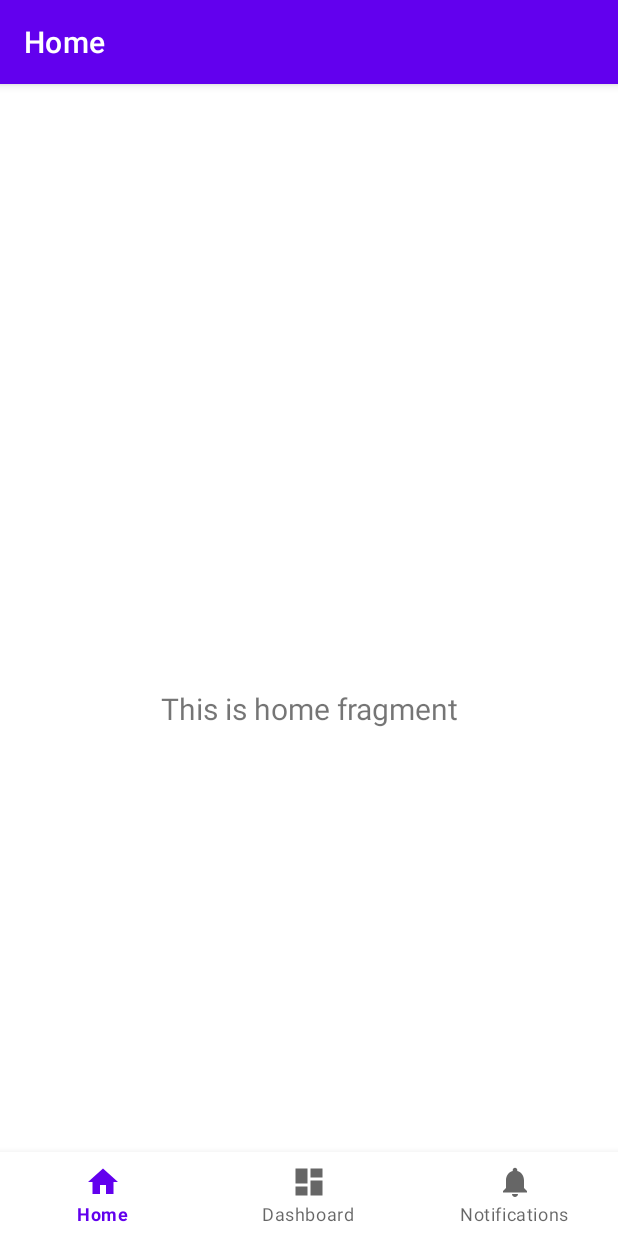
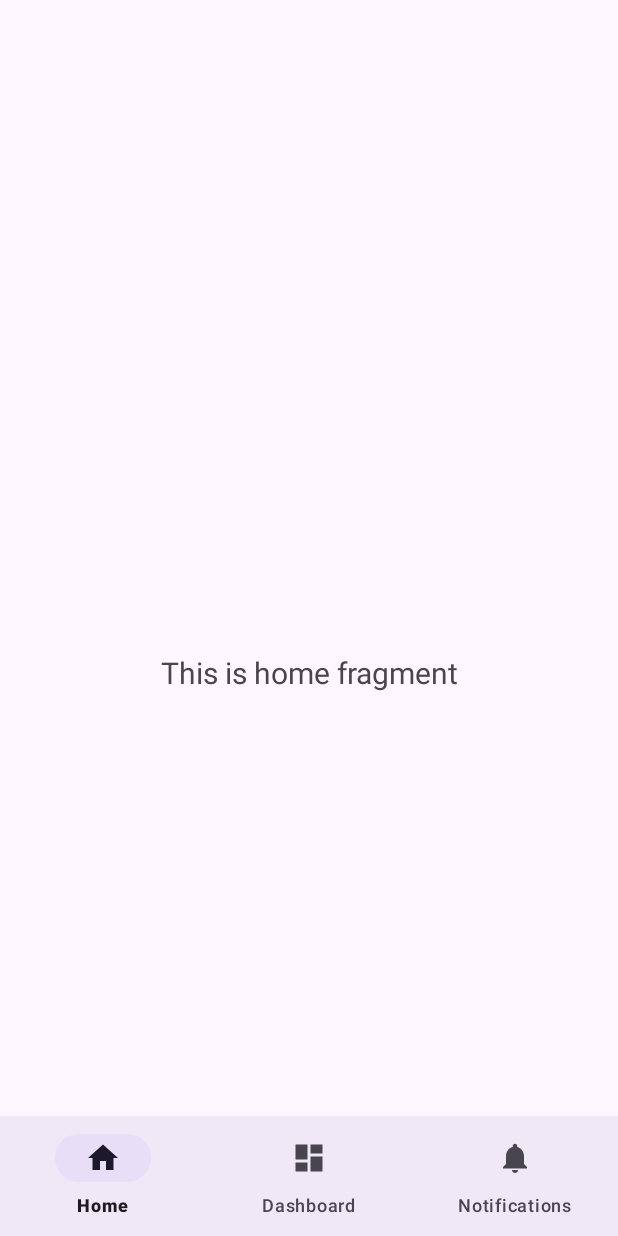
Before and after one commit to ZhongHao-FS/DVP5, an Android app: the screen it shows after launch (MainActivity), on a phone screen of 412 x 824 dp. Run offline under Robolectric (Android 15) with nearby library versions, the light colour scheme and no system bars; our stand-ins replace navigation-ui; 1 statement that could not run was skipped.

Commit message:
Material3 setup

```diff
--- a/PocketChef/app/src/main/res/values-night/themes.xml
+++ b/PocketChef/app/src/main/res/values-night/themes.xml
@@ -1,14 +1,14 @@
 <resources xmlns:tools="http://schemas.android.com/tools">
     <!-- Base application theme. -->
-    <style name="Theme.PocketChef" parent="Theme.MaterialComponents.DayNight.DarkActionBar">
+    <style name="Theme.PocketChef" parent="Theme.Material3.DayNight.NoActionBar">
         <!-- Primary brand color. -->
-        <item name="colorPrimary">@color/purple_200</item>
-        <item name="colorPrimaryVariant">@color/purple_700</item>
-        <item name="colorOnPrimary">@color/black</item>
+        <item name="colorPrimary">@color/system_accent1_200</item>
+        <item name="colorPrimaryVariant">@color/system_accent1_700</item>
+        <item name="colorOnPrimary">@color/system_accent1_800</item>
         <!-- Secondary brand color. -->
-        <item name="colorSecondary">@color/teal_200</item>
-        <item name="colorSecondaryVariant">@color/teal_200</item>
-        <item name="colorOnSecondary">@color/black</item>
+        <item name="colorSecondary">@color/system_accent2_200</item>
+        <item name="colorSecondaryVariant">@color/system_accent2_700</item>
+        <item name="colorOnSecondary">@color/system_accent2_800</item>
         <!-- Status bar color. -->
         <item name="android:statusBarColor" tools:targetApi="l">?attr/colorPrimaryVariant</item>
         <!-- Customize your theme here. -->
--- a/PocketChef/app/src/main/res/values/colors.xml
+++ b/PocketChef/app/src/main/res/values/colors.xml
@@ -1,10 +1,15 @@
 <?xml version="1.0" encoding="utf-8"?>
 <resources>
-    <color name="purple_200">#FFBB86FC</color>
-    <color name="purple_500">#FF6200EE</color>
-    <color name="purple_700">#FF3700B3</color>
-    <color name="teal_200">#FF03DAC5</color>
-    <color name="teal_700">#FF018786</color>
+    <color name="system_accent1_200">#FFD0BCFF</color>
+    <color name="system_accent1_600">#FF6750A4</color>
+    <color name="system_accent1_100">#FFEADDFF</color>
+    <color name="system_accent1_700">#FF4F378B</color>
+    <color name="system_accent1_800">#FF381E72</color>
+    <color name="system_accent2_600">#FF625B71</color>
+    <color name="system_accent2_100">#FFE8DEF8</color>
+    <color name="system_accent2_200">#FFCCC2DC</color>
+    <color name="system_accent2_700">#FF4A4458</color>
+    <color name="system_accent2_800">#FF332D41</color>
     <color name="black">#FF000000</color>
     <color name="white">#FFFFFFFF</color>
 </resources>
--- a/PocketChef/app/src/main/res/values/themes.xml
+++ b/PocketChef/app/src/main/res/values/themes.xml
@@ -1,14 +1,14 @@
 <resources xmlns:tools="http://schemas.android.com/tools">
     <!-- Base application theme. -->
-    <style name="Theme.PocketChef" parent="Theme.MaterialComponents.DayNight.DarkActionBar">
+    <style name="Theme.PocketChef" parent="Theme.Material3.DayNight.NoActionBar">
         <!-- Primary brand color. -->
-        <item name="colorPrimary">@color/purple_500</item>
-        <item name="colorPrimaryVariant">@color/purple_700</item>
+        <item name="colorPrimary">@color/system_accent1_600</item>
+        <item name="colorPrimaryVariant">@color/system_accent1_100</item>
         <item name="colorOnPrimary">@color/white</item>
         <!-- Secondary brand color. -->
-        <item name="colorSecondary">@color/teal_200</item>
-        <item name="colorSecondaryVariant">@color/teal_700</item>
-        <item name="colorOnSecondary">@color/black</item>
+        <item name="colorSecondary">@color/system_accent2_600</item>
+        <item name="colorSecondaryVariant">@color/system_accent2_100</item>
+        <item name="colorOnSecondary">@color/white</item>
         <!-- Status bar color. -->
         <item name="android:statusBarColor" tools:targetApi="l">?attr/colorPrimaryVariant</item>
         <!-- Customize your theme here. -->
```
